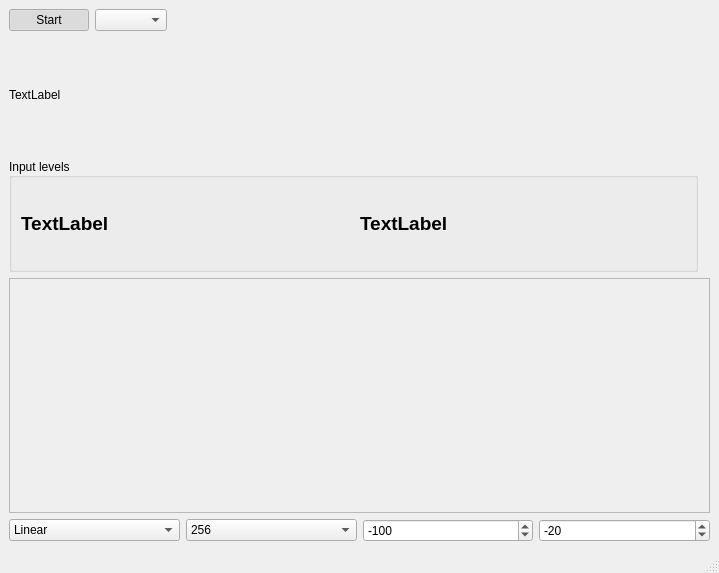
First picture: the form in friture.ui, repository tlecomte/friture, before the edit.
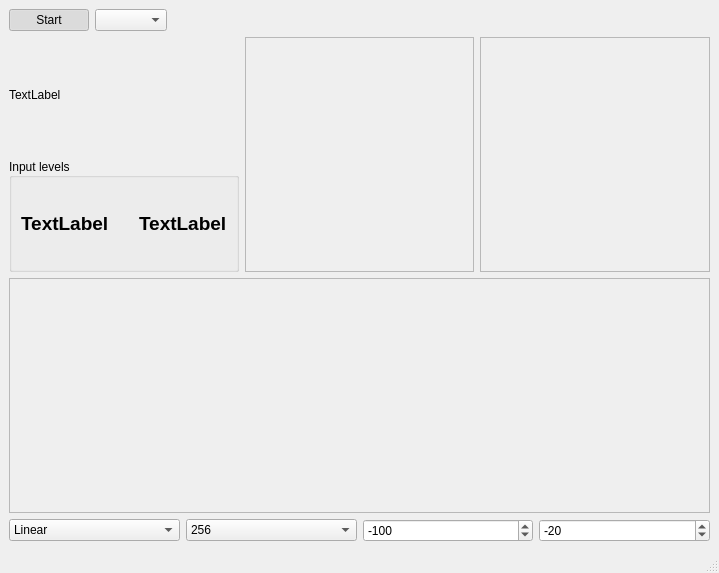
Second picture: the form after the edit. Custom widgets are drawn as their Qt base class.

Commit message: Use default for size hints of levels.

The edit to the form file:
```diff
--- a/friture.ui
+++ b/friture.ui
@@ -76,12 +76,6 @@
            </item>
            <item row="0" column="0">
             <widget class="QLabel" name="label_rms">
-             <property name="sizePolicy">
-              <sizepolicy hsizetype="Expanding" vsizetype="Preferred">
-               <horstretch>0</horstretch>
-               <verstretch>0</verstretch>
-              </sizepolicy>
-             </property>
              <property name="font">
               <font>
                <pointsize>14</pointsize>
@@ -97,7 +91,7 @@
            <item row="0" column="2">
             <widget class="QLabel" name="label_peak">
              <property name="sizePolicy">
-              <sizepolicy hsizetype="Expanding" vsizetype="Preferred">
+              <sizepolicy hsizetype="Preferred" vsizetype="Preferred">
                <horstretch>0</horstretch>
                <verstretch>0</verstretch>
               </sizepolicy>
```
The commit also changes 1 other file.
